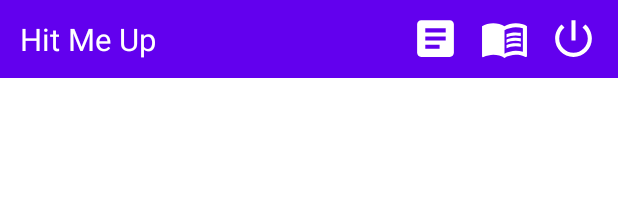
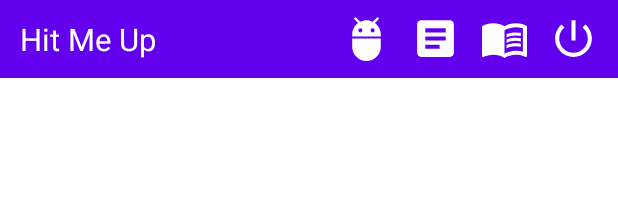
Before and after one commit to csmith495/Hit_Me_Up, an Android app: the layout activity_home.xml on its own in the app's theme, with its tools: preview values and no code run, on a phone screen of 412 x 824 dp. Shown: the top 207 px of the screen. Run offline under Robolectric (Android 15) with nearby library versions, the light colour scheme and no system bars.

Commit message:
Chatbot activity set up

```diff
--- a/app/build.gradle
+++ b/app/build.gradle
@@ -46,6 +46,8 @@ dependencies {
     implementation 'androidx.room:room-runtime:2.3.0-rc01'
     implementation 'de.hdodenhof:circleimageview:3.1.0'
     implementation 'com.squareup.picasso:picasso:2.71828'
+    implementation 'ai.api:sdk:2.0.7@aar'
+    implementation 'ai.api:libai:1.6.12'
     testImplementation 'junit:junit:4.+'
     androidTestImplementation 'androidx.test.ext:junit:1.1.2'
     androidTestImplementation 'androidx.test.espresso:espresso-core:3.3.0'
--- a/app/src/main/AndroidManifest.xml
+++ b/app/src/main/AndroidManifest.xml
@@ -1,6 +1,9 @@
 <?xml version="1.0" encoding="utf-8"?>
 <manifest xmlns:android="http://schemas.android.com/apk/res/android"
     package="com.cas.hitmeup">
+
+    <uses-permission android:name="android.permission.INTERNET"/>
+    <uses-permission android:name="android.permission.RECORD_AUDIO"/>
 
     <application
         android:allowBackup="true"
@@ -9,7 +12,8 @@
         android:roundIcon="@mipmap/ic_launcher_round"
         android:supportsRtl="true"
         android:theme="@style/Theme.HitMeUp">
-        <activity android:name=".TranslatorActivity"></activity>
+        <activity android:name=".chatbot.BotActivity"></activity>
+        <activity android:name=".TranslatorActivity" />
         <activity android:name=".dictionary.ShowItemsListActivity" />
         <activity android:name=".dictionary.DictionaryActivity" />
         <activity android:name=".ResetPasswordActivity" />
--- /dev/null
+++ b/app/src/main/res/drawable/ic_chatbot.xml
@@ -0,0 +1,5 @@
+<vector android:height="24dp" android:tint="#FFFFFF"
+    android:viewportHeight="24" android:viewportWidth="24"
+    android:width="24dp" xmlns:android="http://schemas.android.com/apk/res/android">
+    <path android:fillColor="@android:color/white" android:pathData="M5,16c0,3.87 3.13,7 7,7s7,-3.13 7,-7v-4L5,12v4zM16.12,4.37l2.1,-2.1 -0.82,-0.83 -2.3,2.31C14.16,3.28 13.12,3 12,3s-2.16,0.28 -3.09,0.75L6.6,1.44l-0.82,0.83 2.1,2.1C6.14,5.64 5,7.68 5,10v1h14v-1c0,-2.32 -1.14,-4.36 -2.88,-5.63zM9,9c-0.55,0 -1,-0.45 -1,-1s0.45,-1 1,-1 1,0.45 1,1 -0.45,1 -1,1zM15,9c-0.55,0 -1,-0.45 -1,-1s0.45,-1 1,-1 1,0.45 1,1 -0.45,1 -1,1z"/>
+</vector>
--- a/app/src/main/res/layout/activity_home.xml
+++ b/app/src/main/res/layout/activity_home.xml
@@ -25,6 +25,14 @@
             android:textSize="@dimen/_16sdp"
             android:text="@string/app_name"
             android:layout_marginLeft="@dimen/_10sdp" />
+
+        <ImageView
+            android:id="@+id/img_ChatBot"
+            android:layout_width="@dimen/_25sdp"
+            android:layout_height="@dimen/_25sdp"
+            android:layout_marginRight="@dimen/_10sdp"
+            android:layout_gravity="center"
+            android:src="@drawable/ic_chatbot"/>
 
         <ImageView
             android:id="@+id/img_Translator"
```
Also changed, not shown: app/src/main/java/com/cas/hitmeup/HomeActivity.java (+10 -1 lines), app/src/main/java/com/cas/hitmeup/chatbot/BotActivity.java (added, +78 -0 lines), app/src/main/res/layout/activity_bot.xml (added, +44 -0 lines), app/src/main/res/drawable/mic1.png (added), app/src/main/res/drawable/mic23.png (added).
